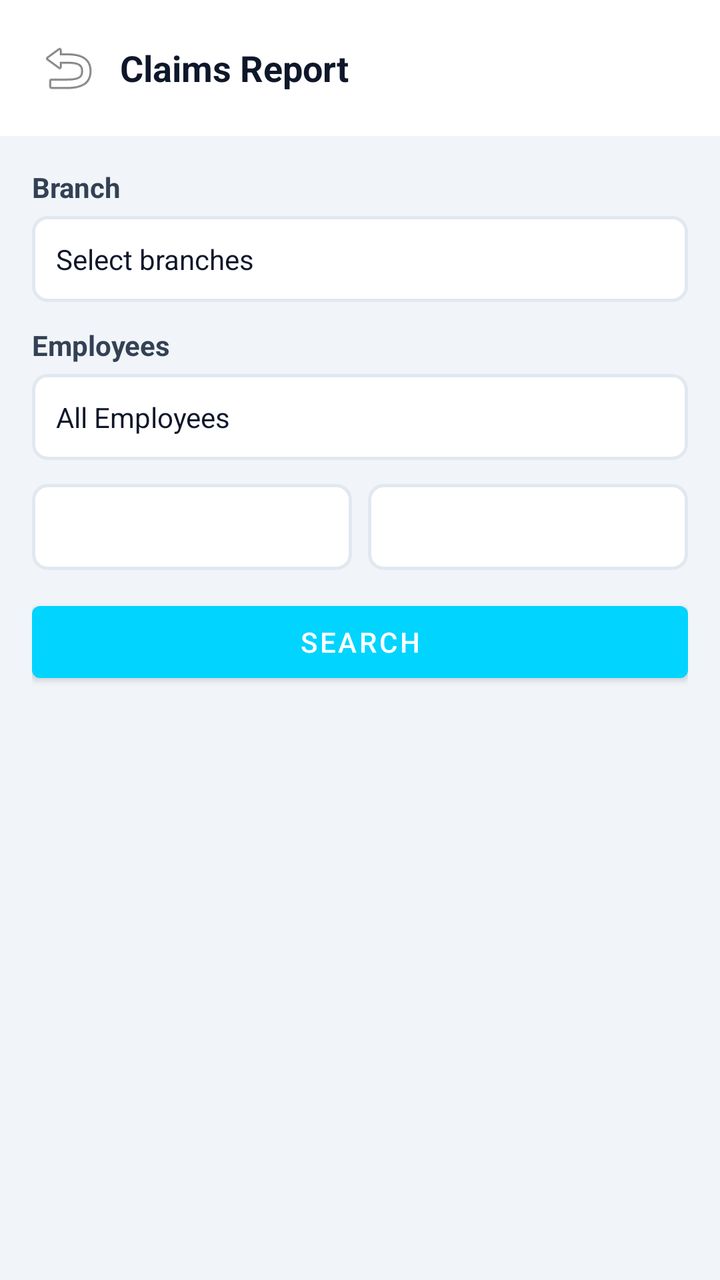
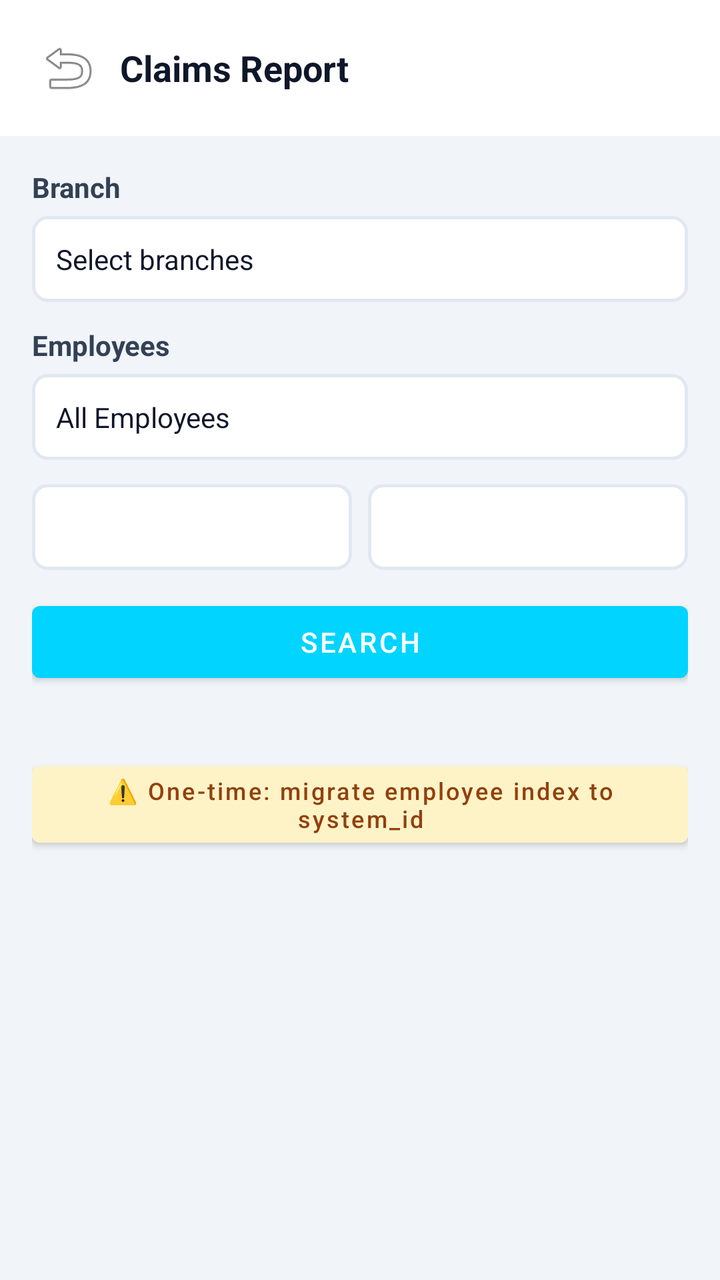

Screens rendered from an Android XML layout before and after an edit, with the pre-edit source and the edit as a unified diff.
<!-- AndroidManifest.xml: application theme Theme.DataBridge -->
<!-- res/layout/fragment_claims_report.xml -->
<?xml version="1.0" encoding="utf-8"?>
<LinearLayout xmlns:android="http://schemas.android.com/apk/res/android"
    android:layout_width="match_parent" android:layout_height="match_parent" android:orientation="vertical"
    android:background="#F1F5F9">
    <LinearLayout android:layout_width="match_parent" android:layout_height="wrap_content" android:gravity="center_vertical" android:padding="16dp" android:background="#FFFFFF">
        <ImageButton android:id="@+id/btnClaimsReportBack" android:layout_width="36dp" android:layout_height="36dp" android:src="@android:drawable/ic_menu_revert" android:background="?attr/selectableItemBackgroundBorderless" android:contentDescription="Back"/>
        <TextView android:layout_width="0dp" android:layout_weight="1" android:layout_height="wrap_content" android:layout_marginStart="8dp" android:text="Claims Report" android:textStyle="bold" android:textSize="18sp" android:textColor="#0F172A"/>
    </LinearLayout>
    <ScrollView android:layout_width="match_parent" android:layout_height="0dp" android:layout_weight="1" android:fillViewport="true">
        <LinearLayout android:layout_width="match_parent" android:layout_height="wrap_content" android:orientation="vertical" android:padding="16dp">
            <LinearLayout android:id="@+id/layoutClaimsBranchSelector" android:layout_width="match_parent" android:layout_height="wrap_content" android:orientation="vertical">
                <TextView android:text="Branch" android:textStyle="bold" android:textColor="#334155" android:layout_width="wrap_content" android:layout_height="wrap_content"/>
                <TextView android:id="@+id/btnClaimsBranches" android:layout_width="match_parent" android:layout_height="wrap_content" android:layout_marginTop="5dp" android:padding="12dp" android:background="@drawable/bg_input_rounded" android:text="Select branches" android:textColor="#0F172A"/>
            </LinearLayout>
            <TextView android:layout_width="wrap_content" android:layout_height="wrap_content" android:layout_marginTop="12dp" android:text="Employees" android:textStyle="bold" android:textColor="#334155"/>
            <TextView android:id="@+id/btnClaimsEmployees" android:layout_width="match_parent" android:layout_height="wrap_content" android:layout_marginTop="5dp" android:padding="12dp" android:background="@drawable/bg_input_rounded" android:text="All Employees" android:textColor="#0F172A"/>
            <LinearLayout android:layout_width="match_parent" android:layout_height="wrap_content" android:orientation="horizontal" android:layout_marginTop="12dp">
                <TextView android:id="@+id/btnClaimsFrom" android:layout_width="0dp" android:layout_weight="1" android:layout_height="wrap_content" android:padding="12dp" android:background="@drawable/bg_input_rounded"/>
                <TextView android:id="@+id/btnClaimsTo" android:layout_width="0dp" android:layout_weight="1" android:layout_height="wrap_content" android:layout_marginStart="8dp" android:padding="12dp" android:background="@drawable/bg_input_rounded"/>
            </LinearLayout>
            <Button android:id="@+id/btnClaimsSearch" android:layout_width="match_parent" android:layout_height="wrap_content" android:layout_marginTop="12dp" android:text="SEARCH"/>
            <ProgressBar android:id="@+id/pbClaimsReport" android:layout_width="wrap_content" android:layout_height="wrap_content" android:layout_gravity="center" android:layout_margin="16dp" android:visibility="gone"/>
            <TextView android:id="@+id/tvClaimsSummary" android:layout_width="match_parent" android:layout_height="wrap_content" android:visibility="gone" android:padding="16dp" android:textColor="#FFFFFF" android:background="@drawable/bg_action_button_purple"/>
            <LinearLayout android:id="@+id/layoutClaimsRows" android:layout_width="match_parent" android:layout_height="wrap_content" android:orientation="vertical" android:layout_marginTop="12dp"/>
            <LinearLayout android:id="@+id/layoutClaimsExport" android:layout_width="match_parent" android:layout_height="wrap_content" android:orientation="horizontal" android:layout_marginTop="12dp" android:visibility="gone">
                <Button android:id="@+id/btnClaimsExcel" android:layout_width="0dp" android:layout_weight="1" android:layout_height="wrap_content" android:text="Export Excel"/>
                <Button android:id="@+id/btnClaimsPdf" android:layout_width="0dp" android:layout_weight="1" android:layout_height="wrap_content" android:layout_marginStart="8dp" android:text="Export PDF"/>
            </LinearLayout>
        </LinearLayout>
    </ScrollView>
</LinearLayout>
<!-- resources referenced by this layout -->
<resources>
  <!-- drawable bg_action_button_purple (drawable) -->
  <?xml version="1.0" encoding="utf-8"?>
  <shape xmlns:android="http://schemas.android.com/apk/res/android" android:shape="rectangle">
      <corners android:radius="8dp" />
      <gradient
          android:startColor="#7c3aed"
          android:endColor="#6d28d9"
          android:angle="135" />
  </shape>
  <!-- drawable bg_input_rounded (drawable) -->
  <?xml version="1.0" encoding="utf-8"?>
  <shape xmlns:android="http://schemas.android.com/apk/res/android"
      android:shape="rectangle">
      <solid android:color="@color/theme_bg_card" />
      <stroke android:width="1.5dp" android:color="@color/theme_border" />
      <corners android:radius="7dp" />
  </shape>
  <style name="Theme.DataBridge" parent="Theme.MaterialComponents.DayNight.NoActionBar">
      <item name="colorPrimary">#00d4ff</item>
      <item name="colorPrimaryVariant">#16213e</item>
      <item name="colorOnPrimary">#ffffff</item>
      <item name="colorSecondary">#00d4ff</item>
      <item name="android:statusBarColor">#1a1a2e</item>
  </style>
  <color name="theme_bg_card">#ffffff</color>
  <color name="theme_border">#e2e8f0</color>
</resources>

<!-- the commit's change to res/layout/fragment_claims_report.xml (unified diff, before → after) -->
@@ -26,6 +26,7 @@
                 <Button android:id="@+id/btnClaimsExcel" android:layout_width="0dp" android:layout_weight="1" android:layout_height="wrap_content" android:text="Export Excel"/>
                 <Button android:id="@+id/btnClaimsPdf" android:layout_width="0dp" android:layout_weight="1" android:layout_height="wrap_content" android:layout_marginStart="8dp" android:text="Export PDF"/>
             </LinearLayout>
+            <Button android:id="@+id/btnClaimsMigrateIndex" android:layout_width="match_parent" android:layout_height="wrap_content" android:layout_marginTop="20dp" android:text="⚠️ One-time: migrate employee index to system_id" android:textAllCaps="false" android:textSize="12sp" android:backgroundTint="#FEF3C7" android:textColor="#92400E"/>
         </LinearLayout>
     </ScrollView>
 </LinearLayout>
